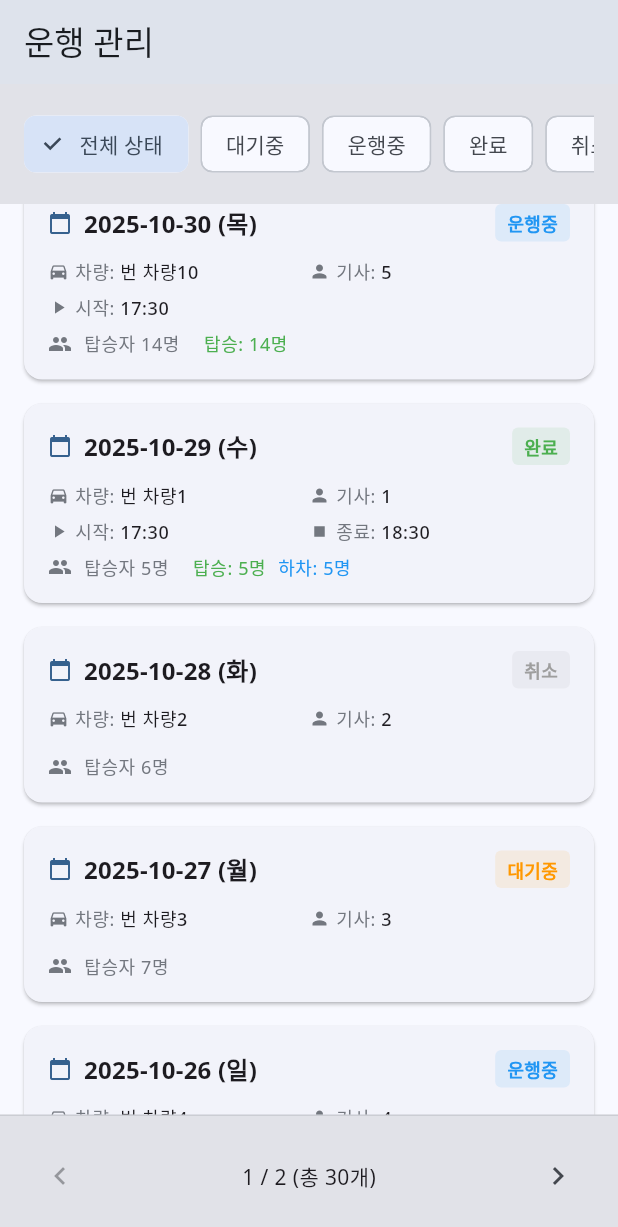
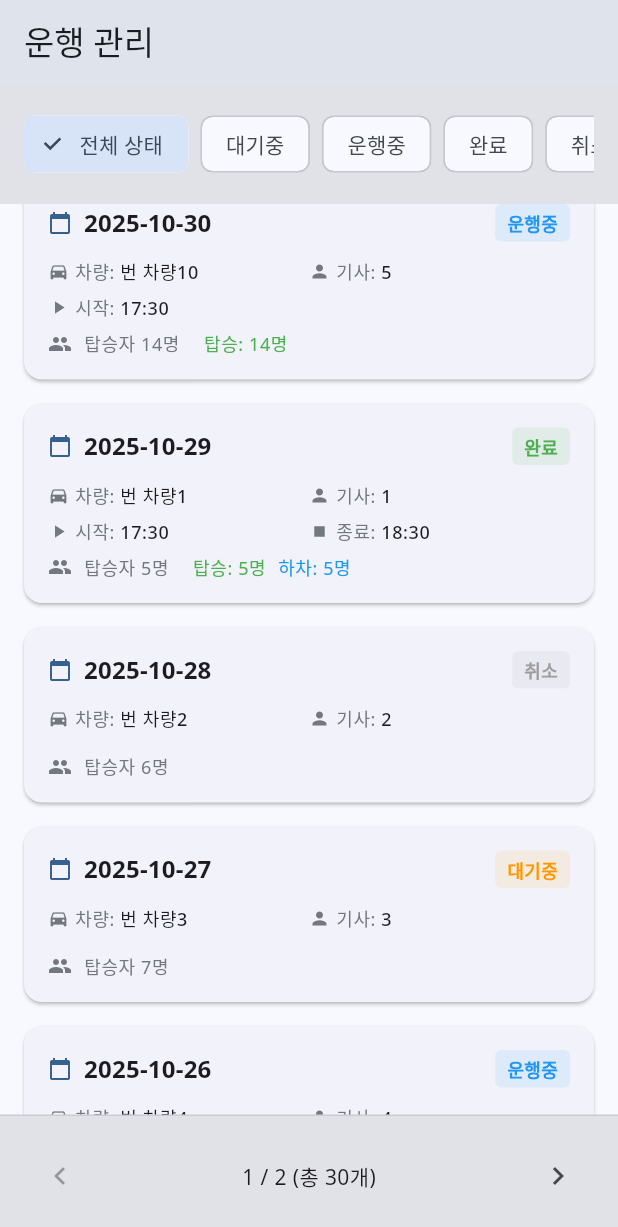
Before and after one commit to ressKim-io/eodini-front, a Flutter app: the TripsScreen screen opened by its route, scrolled down 1152 dp, on a phone screen of 412 x 824 dp. Shown: the top 1227 px of the screen. Run offline on Flutter 3.47's test engine with Material 3 defaults, Android fonts, the phone set to English and light mode, and no system bars; our stand-ins replace dio, flutter_dotenv, flutter_riverpod, flutter_secure_storage, freezed_annotation, go_router and 3 more; accounts and stored records are empty; generated files the repository leaves out were written again.

Commit message:
fix: DateFormat 한국어 로케일 제거
- trips_screen.dart: DateFormat에서 'ko_KR' 로케일 제거
- trip_detail_screen.dart: DateFormat에서 'ko_KR' 로케일 제거
- 운행 관리 화면 오류 수정 (LocaleDataException)

```diff
--- a/lib/features/trip/screens/trip_detail_screen.dart
+++ b/lib/features/trip/screens/trip_detail_screen.dart
@@ -132,7 +132,7 @@ class TripDetailScreen extends ConsumerWidget {
 
   /// 헤더
   Widget _buildHeader(BuildContext context, Trip trip) {
-    final dateFormat = DateFormat('yyyy년 MM월 dd일 (E)', 'ko_KR');
+    final dateFormat = DateFormat('yyyy년 MM월 dd일');
 
     return Card(
       child: Padding(
--- a/lib/features/trip/screens/trips_screen.dart
+++ b/lib/features/trip/screens/trips_screen.dart
@@ -142,7 +142,7 @@ class _TripsScreenState extends ConsumerState<TripsScreen> {
 
   /// 운행 카드 UI
   Widget _buildTripCard(Trip trip) {
-    final dateFormat = DateFormat('yyyy-MM-dd (E)', 'ko_KR');
+    final dateFormat = DateFormat('yyyy-MM-dd');
     final timeFormat = DateFormat('HH:mm');
 
     return Card(
```
